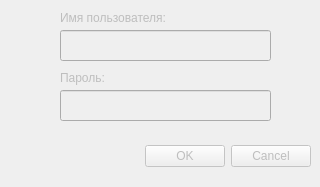
Qt form system/gui/login.ui (Coola4kov/my_mess) before a commit.
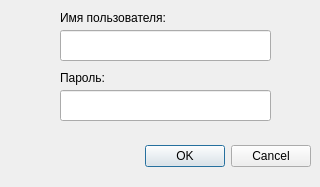
The same form after that commit.

Diff of the .ui file:
```diff
--- a/system/gui/login.ui
+++ b/system/gui/login.ui
@@ -3,7 +3,7 @@
  <class>AuthDialog</class>
  <widget class="QDialog" name="AuthDialog">
   <property name="enabled">
-   <bool>false</bool>
+   <bool>true</bool>
   </property>
   <property name="geometry">
    <rect>
@@ -18,7 +18,7 @@
   </property>
   <widget class="QDialogButtonBox" name="buttonBox">
    <property name="enabled">
-    <bool>false</bool>
+    <bool>true</bool>
    </property>
    <property name="geometry">
     <rect>
```
